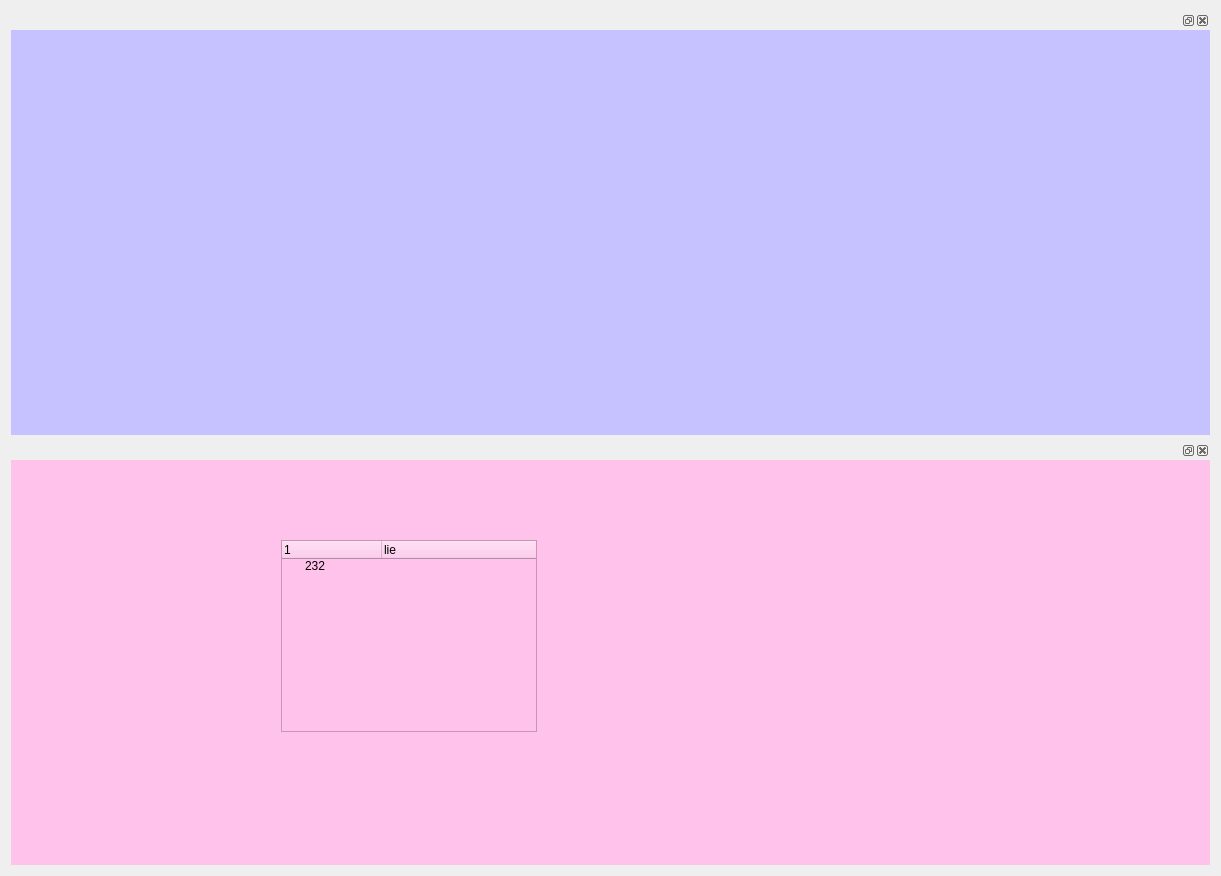
Qt form FCS/testwidget.ui (qimo601/FCS) before a commit.
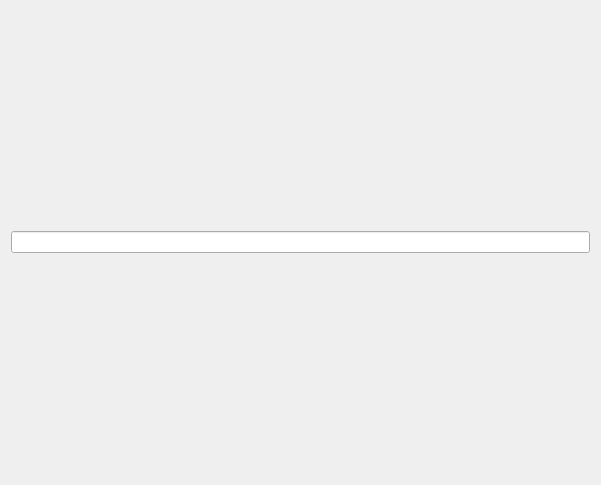
The same form after that commit. Custom widgets are drawn as their Qt base class.

```diff
--- a/FCS/testwidget.ui
+++ b/FCS/testwidget.ui
@@ -6,8 +6,8 @@
    <rect>
     <x>0</x>
     <y>0</y>
-    <width>1221</width>
-    <height>876</height>
+    <width>601</width>
+    <height>485</height>
    </rect>
   </property>
   <property name="windowTitle">
@@ -21,46 +21,7 @@
   </property>
   <layout class="QVBoxLayout" name="verticalLayout">
    <item>
-    <widget class="QDockWidget" name="dockWidget_2">
-     <property name="styleSheet">
-      <string notr="true">background-color: rgb(198, 193, 255);</string>
-     </property>
-     <widget class="QWidget" name="dockWidgetContents_2"/>
-    </widget>
-   </item>
-   <item>
-    <widget class="QDockWidget" name="dockWidget">
-     <property name="styleSheet">
-      <string notr="true">background-color: rgb(255, 194, 234);</string>
-     </property>
-     <widget class="QWidget" name="dockWidgetContents">
-      <widget class="QTreeWidget" name="treeWidget">
-       <property name="geometry">
-        <rect>
-         <x>270</x>
-         <y>80</y>
-         <width>256</width>
-         <height>192</height>
-        </rect>
-       </property>
-       <column>
-        <property name="text">
-         <string>1</string>
-        </property>
-       </column>
-       <column>
-        <property name="text">
-         <string>lie</string>
-        </property>
-       </column>
-       <item>
-        <property name="text">
-         <string>232</string>
-        </property>
-       </item>
-      </widget>
-     </widget>
-    </widget>
+    <widget class="LineEdit" name="lineEdit"/>
    </item>
   </layout>
   <action name="actionC">
@@ -80,6 +41,13 @@
   </action>
  </widget>
  <layoutdefault spacing="6" margin="11"/>
+ <customwidgets>
+  <customwidget>
+   <class>LineEdit</class>
+   <extends>QLineEdit</extends>
+   <header location="global">Ui/Library/LineEdit.h</header>
+  </customwidget>
+ </customwidgets>
  <resources/>
  <connections/>
 </ui>
```
